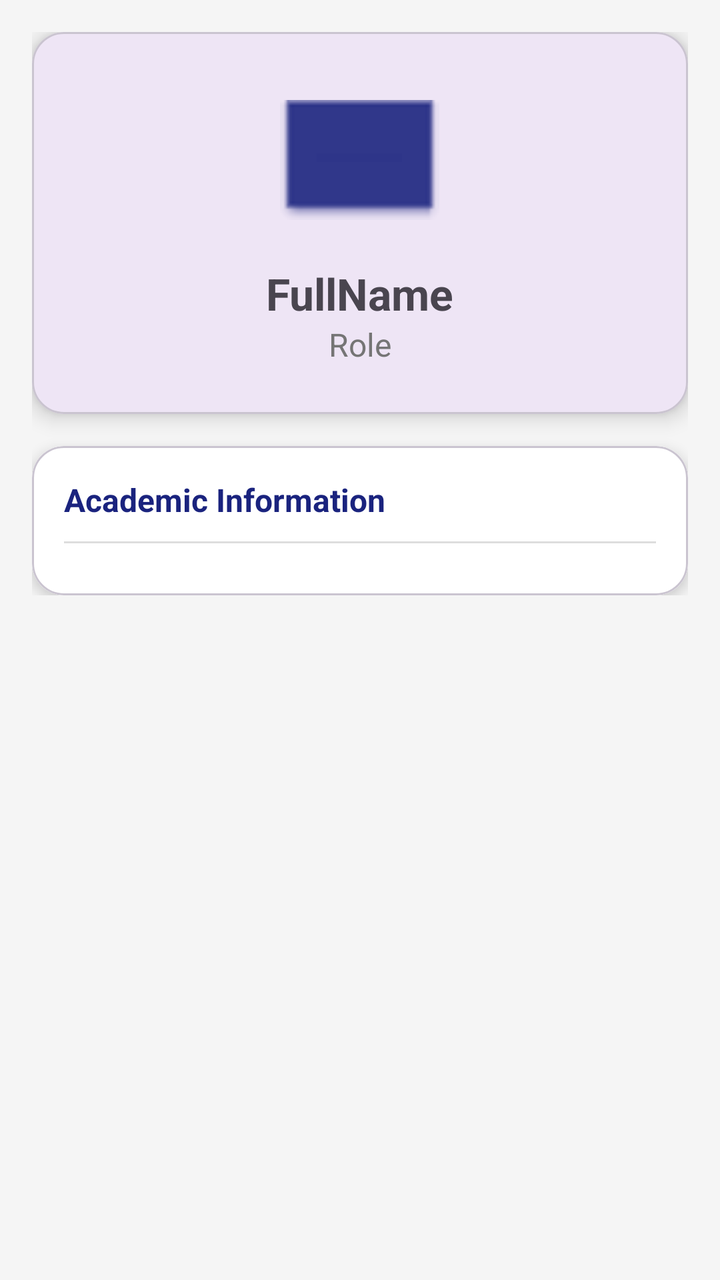
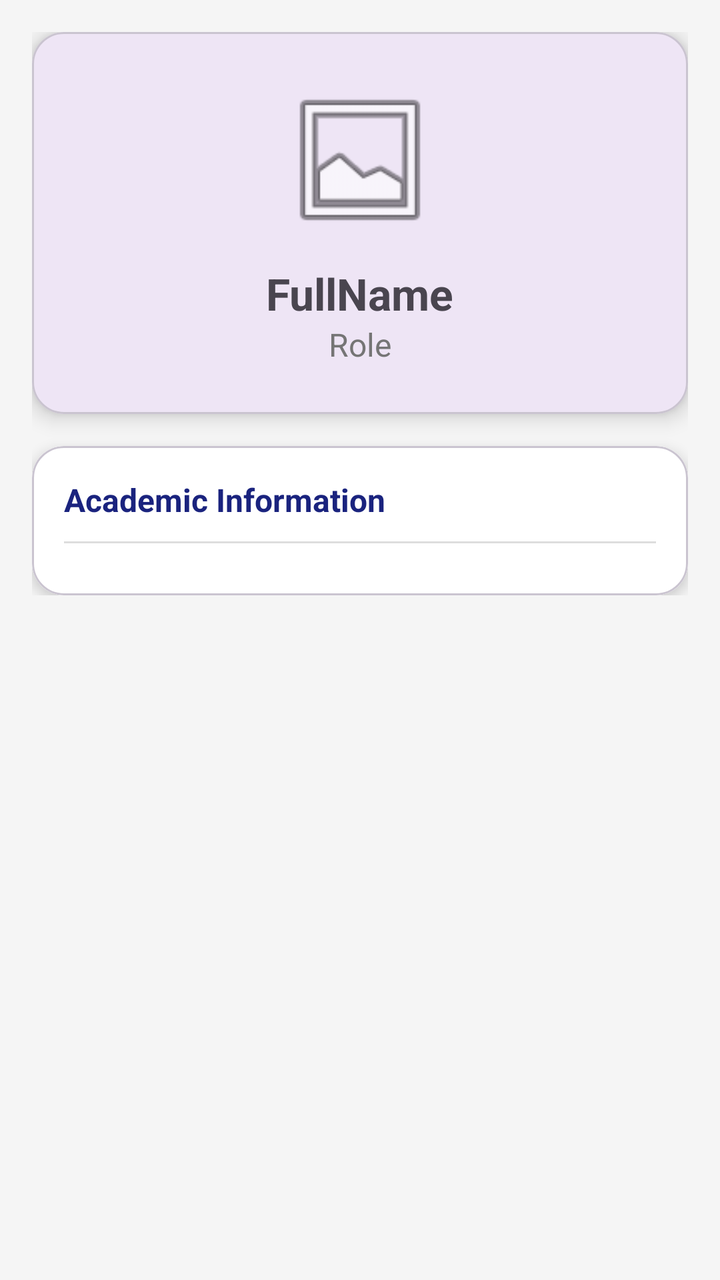

Compare the two renders of this Android layout. The source of the first and the diff that turns it into the second are given below.
<!-- AndroidManifest.xml: application theme Theme.Schooly -->
<!-- res/layout/activity_profile.xml -->
<?xml version="1.0" encoding="utf-8"?>
<ScrollView xmlns:android="http://schemas.android.com/apk/res/android"
    xmlns:app="http://schemas.android.com/apk/res-auto"
    android:layout_width="match_parent"
    android:layout_height="match_parent"
    android:background="#F5F5F5">

    <androidx.constraintlayout.widget.ConstraintLayout
        android:layout_width="match_parent"
        android:layout_height="wrap_content"
        android:padding="16dp">

        <com.google.android.material.card.MaterialCardView
            android:id="@+id/cardProfile"
            android:layout_width="0dp"
            android:layout_height="wrap_content"
            app:cardCornerRadius="16dp"
            app:cardElevation="6dp"
            app:layout_constraintTop_toTopOf="parent"
            app:layout_constraintStart_toStartOf="parent"
            app:layout_constraintEnd_toEndOf="parent">

            <androidx.constraintlayout.widget.ConstraintLayout
                android:layout_width="match_parent"
                android:layout_height="wrap_content"
                android:padding="24dp">

                <ImageView
                    android:id="@+id/imgAvatar"
                    android:layout_width="80dp"
                    android:layout_height="80dp"
                    android:src="@android:drawable/editbox_dropdown_dark_frame"
                    app:tint="#1A237E"
                    app:layout_constraintEnd_toEndOf="parent"
                    app:layout_constraintStart_toStartOf="parent"
                    app:layout_constraintTop_toTopOf="parent" />

                <TextView
                    android:id="@+id/tvFullName"
                    android:layout_width="wrap_content"
                    android:layout_height="wrap_content"
                    android:text="FullName"
                    android:textSize="22sp"
                    android:textStyle="bold"
                    android:layout_marginTop="12dp"
                    app:layout_constraintTop_toBottomOf="@id/imgAvatar"
                    app:layout_constraintStart_toStartOf="parent"
                    app:layout_constraintEnd_toEndOf="parent"/>

                <TextView
                    android:id="@+id/tvRole"
                    android:layout_width="wrap_content"
                    android:layout_height="wrap_content"
                    android:text="Role"
                    android:textColor="#757575"
                    android:textSize="16sp"
                    app:layout_constraintTop_toBottomOf="@id/tvFullName"
                    app:layout_constraintStart_toStartOf="parent"
                    app:layout_constraintEnd_toEndOf="parent"/>

            </androidx.constraintlayout.widget.ConstraintLayout>
        </com.google.android.material.card.MaterialCardView>

        <com.google.android.material.card.MaterialCardView
            android:id="@+id/cardAcademicInfo"
            android:layout_width="0dp"
            android:layout_height="wrap_content"
            android:layout_marginTop="16dp"
            app:cardCornerRadius="16dp"
            app:cardElevation="4dp"
            app:layout_constraintTop_toBottomOf="@id/cardProfile"
            app:layout_constraintStart_toStartOf="parent"
            app:layout_constraintEnd_toEndOf="parent">

            <LinearLayout
                android:layout_width="match_parent"
                android:layout_height="wrap_content"
                android:orientation="vertical"
                android:background="@android:color/white"
                android:padding="16dp">

                <TextView
                    android:id="@+id/tvAcademicHeader"
                    android:layout_width="match_parent"
                    android:layout_height="wrap_content"
                    android:text="Academic Information"
                    android:textStyle="bold"
                    android:textSize="16sp"
                    android:textColor="#1A237E"
                    android:layout_marginBottom="10dp"/>

                <View
                    android:layout_width="match_parent"
                    android:layout_height="1dp"
                    android:background="#DDDDDD"
                    android:layout_marginBottom="10dp"/>

                <LinearLayout
                    android:id="@+id/layoutDynamicInfoContainer"
                    android:layout_width="match_parent"
                    android:layout_height="wrap_content"
                    android:orientation="vertical" />

            </LinearLayout>
        </com.google.android.material.card.MaterialCardView>

    </androidx.constraintlayout.widget.ConstraintLayout>
</ScrollView>
<!-- resources referenced by this layout -->
<resources>
  <style name="Theme.Schooly" parent="Base.Theme.Schooly" />
  <style name="Base.Theme.Schooly" parent="Theme.Material3.DayNight.NoActionBar">
          
          
      </style>
</resources>

<!-- the commit's change to res/layout/activity_profile.xml (unified diff, before → after) -->
@@ -29,8 +29,7 @@
                     android:id="@+id/imgAvatar"
                     android:layout_width="80dp"
                     android:layout_height="80dp"
-                    android:src="@android:drawable/editbox_dropdown_dark_frame"
-                    app:tint="#1A237E"
+                    android:src="@android:drawable/ic_menu_gallery"
                     app:layout_constraintEnd_toEndOf="parent"
                     app:layout_constraintStart_toStartOf="parent"
                     app:layout_constraintTop_toTopOf="parent" />
